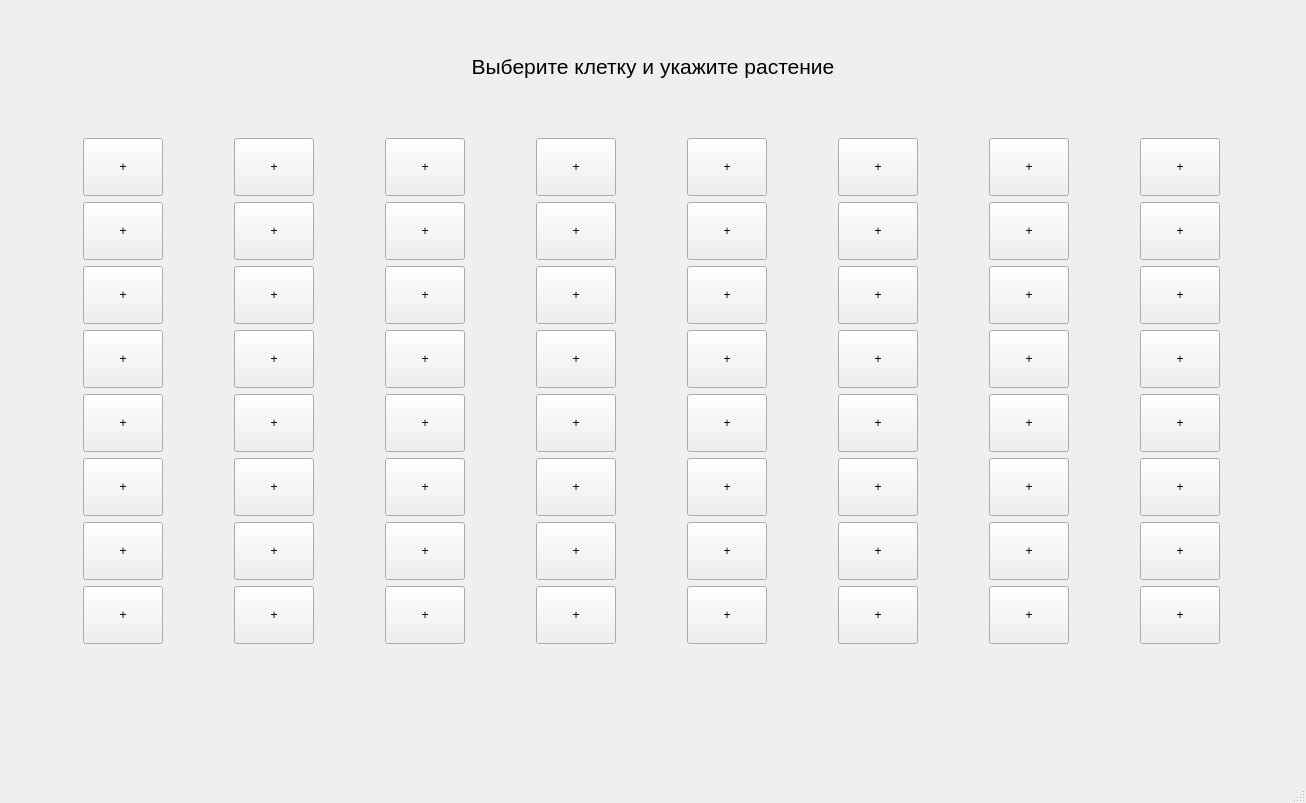
Above: src/main.ui from stpavlenko/CourseOP before the change. Below: the same form after it.
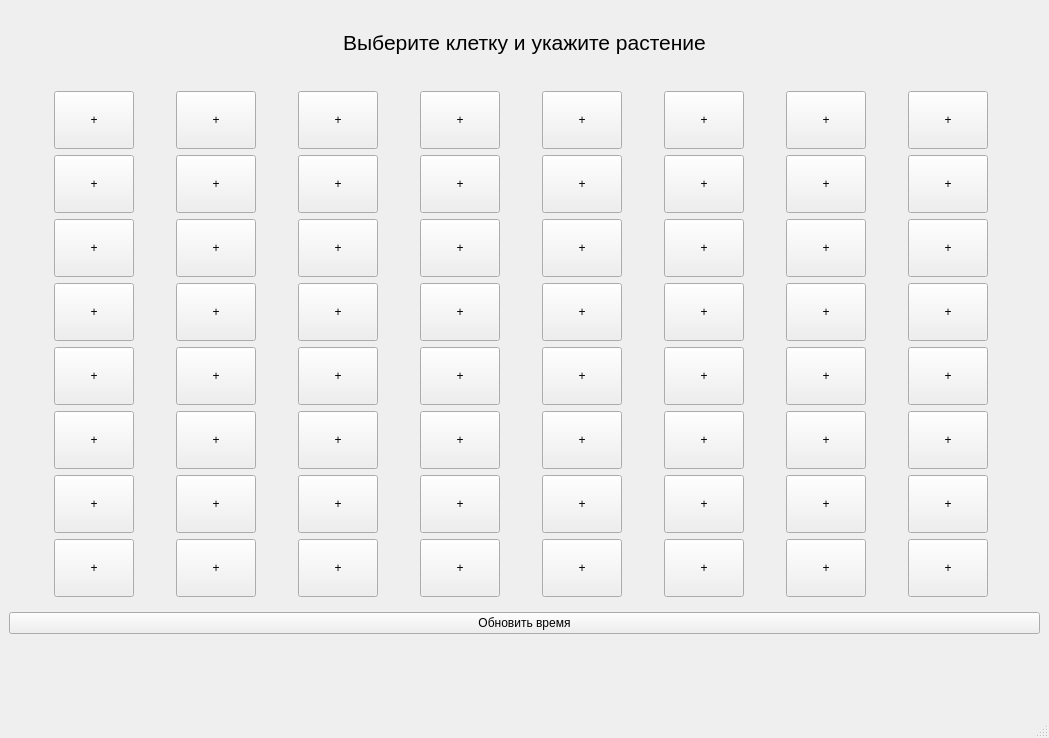
That is the form after the change.

The edit to the form file:
```diff
--- a/src/main.ui
+++ b/src/main.ui
@@ -6,8 +6,8 @@
    <rect>
     <x>0</x>
     <y>0</y>
-    <width>1306</width>
-    <height>803</height>
+    <width>1049</width>
+    <height>738</height>
    </rect>
   </property>
   <property name="windowTitle">
@@ -911,6 +911,13 @@
       </layout>
      </widget>
     </item>
+    <item>
+     <widget class="QPushButton" name="updateTime">
+      <property name="text">
+       <string>Обновить время</string>
+      </property>
+     </widget>
+    </item>
     <item>
      <widget class="QLabel" name="label_2">
       <property name="font">
```
Left out of the diff: 2 changed lines with no effect on the pictures.
